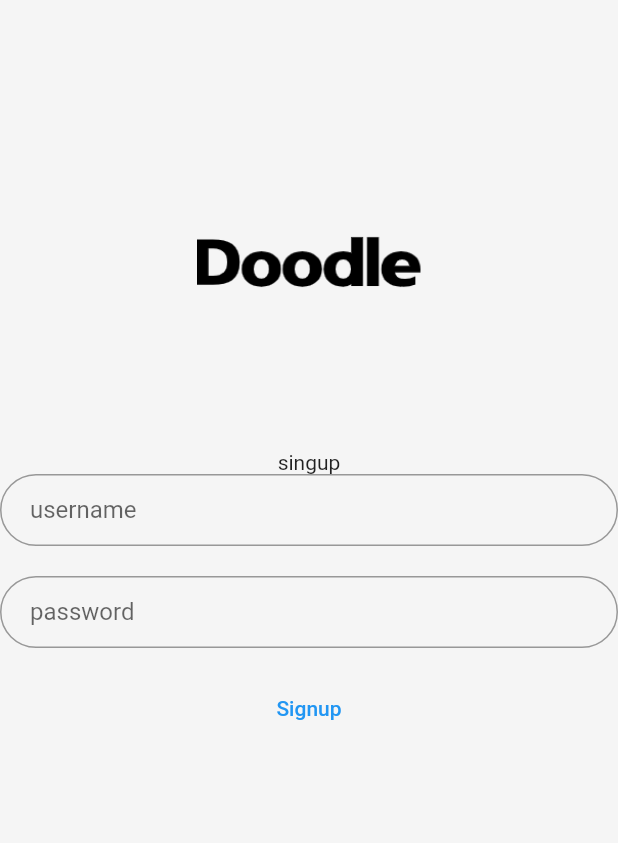
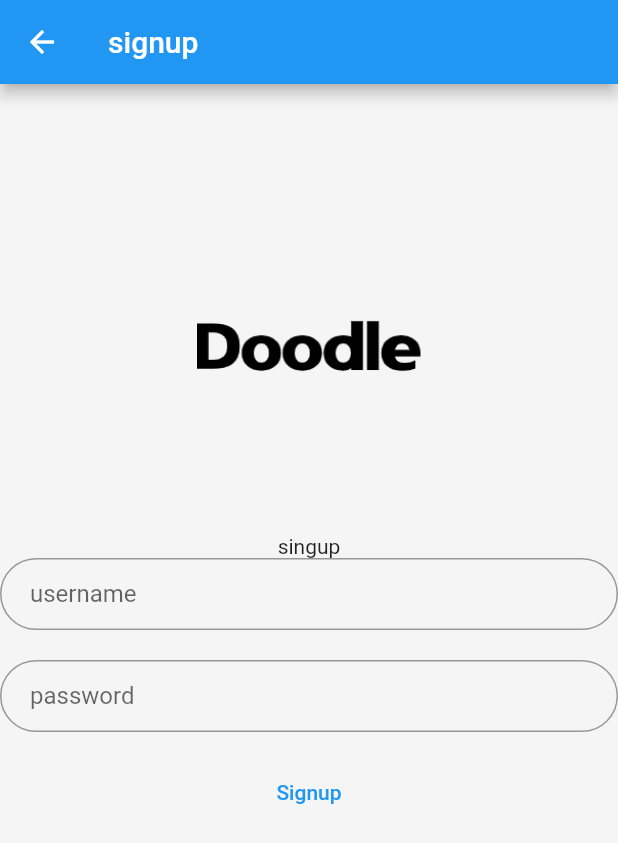
Before and after one commit to alisaadati97/barname-kon, a Flutter app: the screen it shows after launch, after a tap on "Signup", on a phone screen of 412 x 824 dp. Shown: the top 843 px of the screen. Run offline on Flutter 3.47's test engine with Material 2 defaults, Android fonts, the phone set to English and light mode, and no system bars.

```diff
--- a/doodle/lib/login.dart
+++ b/doodle/lib/login.dart
@@ -44,6 +44,7 @@ class _LoginPageState extends State<LoginPage> {
     );
 
     return Scaffold(
+      appBar: AppBar(title: Text("login"),),
       backgroundColor: Colors.grey[100],
       body: SafeArea(
         child: Center(
--- a/doodle/lib/signup.dart
+++ b/doodle/lib/signup.dart
@@ -44,6 +44,7 @@ class _SignupPageState extends State<SignupPage> {
     );
 
     return Scaffold(
+      appBar: AppBar(title: Text("signup"),),
       backgroundColor: Colors.grey[100],
       body: SafeArea(
         child: Center(
```
